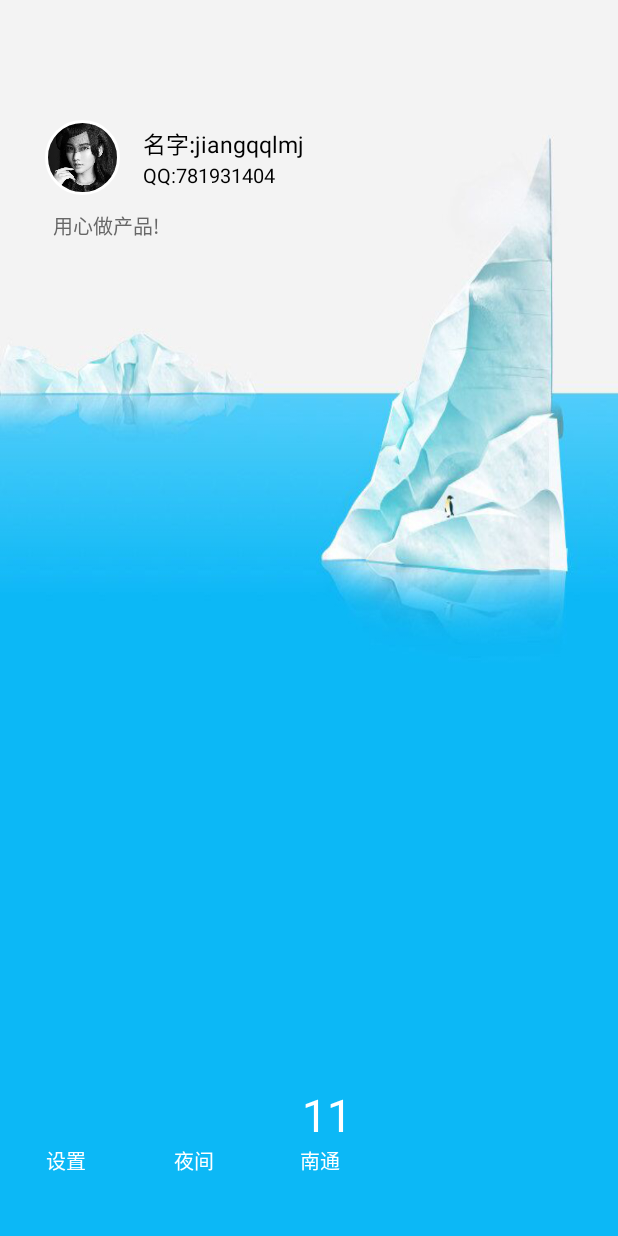
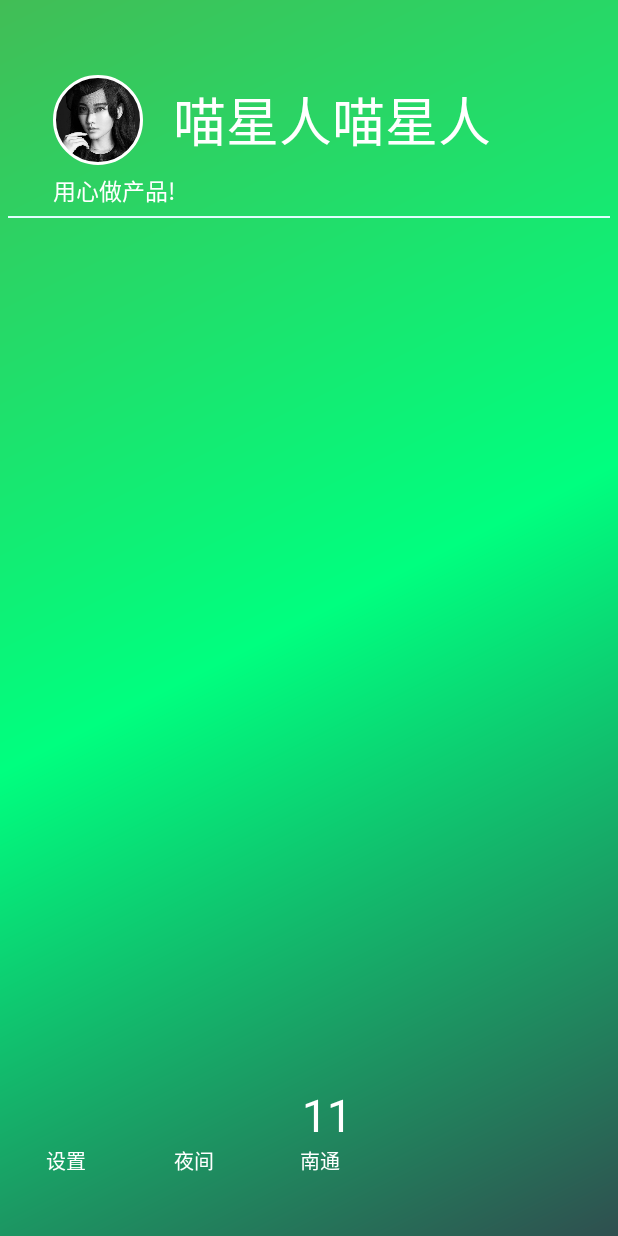
Before and after one commit to BoleSky/android_mvp_framework, an Android app: the layout left_main_view_layout.xml on its own in the app's theme, with its tools: preview values and no code run, on a phone screen of 412 x 824 dp. Run offline under Robolectric (Android 15) with nearby library versions, the phone set to English and light mode, and no system bars.

Commit message:
修改左侧布局

```diff
--- a/app/src/main/java/com/bolesky/base/utils/StatusBarCompat.java
+++ b/app/src/main/java/com/bolesky/base/utils/StatusBarCompat.java
@@ -19,6 +19,8 @@ import com.bolesky.base.R;
 public class StatusBarCompat {
     private static final int INVALID_VAL = -1;
     private static final int COLOR_DEFAULT = Color.parseColor("#20000000");
+
+
     @TargetApi(Build.VERSION_CODES.LOLLIPOP)
     public static void compat(Activity activity, int statusColor) {
 
--- /dev/null
+++ b/app/src/main/res/drawable/left_layout_background.xml
@@ -0,0 +1,8 @@
+<?xml version="1.0" encoding="utf-8"?>
+<shape xmlns:android="http://schemas.android.com/apk/res/android">
+    <gradient
+        android:angle="315"
+        android:centerColor="@color/spring_green"
+        android:endColor="@color/dark_slate_gray"
+        android:startColor="@color/themeColor"/>
+</shape>
--- a/app/src/main/res/layout/common_toolbar.xml
+++ b/app/src/main/res/layout/common_toolbar.xml
@@ -10,5 +10,4 @@
         android:background="@color/themeColor"
         android:fitsSystemWindows="true"
         android:minHeight="?attr/actionBarSize"/>
-    <!--android:theme="@style/Theme.ToolBar.Menu"-->
 </merge>
--- a/app/src/main/res/layout/left_main_view_layout.xml
+++ b/app/src/main/res/layout/left_main_view_layout.xml
@@ -2,95 +2,66 @@
                 xmlns:app="http://schemas.android.com/apk/res-auto"
                 android:layout_width="match_parent"
                 android:layout_height="match_parent"
-    android:background="@drawable/sidebar_bg"
-    android:paddingTop="70dp">
+                android:background="@drawable/left_layout_background"
+                android:paddingTop="50dp">
+    <!--头像，昵称信息-->
+    <LinearLayout
+        android:id="@+id/ll_information"
+        android:layout_width="match_parent"
+        android:layout_height="wrap_content"
+        android:orientation="vertical">
 
         <LinearLayout
-        android:id="@+id/ll1"
-        android:layout_width="fill_parent"
-        android:layout_height="wrap_content"
-        android:orientation="vertical"
-        android:paddingLeft="30dp">
-        <!--头像，昵称信息-->
-        <LinearLayout
-            android:layout_width="match_parent"
-            android:layout_height="70dp"
+            style="@style/ll_personalInformation"
             android:gravity="center_vertical"
             android:orientation="horizontal">
-
+            <!--头像-->
             <com.bolesky.base.widget.circleimageview.CircleImageView
                 android:id="@+id/iv_bottom"
-                android:layout_width="50dp"
-                android:layout_height="50dp"
+                android:layout_width="@dimen/image_width_60dp"
+                android:layout_height="@dimen/image_height_60dp"
                 android:src="@drawable/small"
-                app:border_color="@android:color/white"
-                app:border_width="2dp" />
-
-
-            <LinearLayout
-                android:layout_width="fill_parent"
-                android:layout_height="wrap_content"
-                android:layout_gravity="center_vertical"
-                android:gravity="center_vertical"
-                android:orientation="vertical">
-
-                <RelativeLayout
-                    android:layout_width="fill_parent"
-                    android:layout_height="wrap_content">
-
+                app:border_color="@color/white"
+                app:border_width="2dp"/>
+            <!--昵称-->
             <TextView
                 android:layout_width="wrap_content"
                 android:layout_height="wrap_content"
-                        android:layout_centerVertical="true"
-                        android:layout_marginLeft="15dp"
-                        android:text="名字:jiangqqlmj"
-                        android:textColor="@android:color/black"
-                        android:textSize="15sp" />
-                </RelativeLayout>
+                android:layout_marginLeft="@dimen/margin_20dp"
+                android:layout_marginRight="@dimen/margin_20dp"
+                android:ellipsize="end"
+                android:maxLength="6"
+                android:maxLines="1"
+                android:text="喵星人喵星人"
+                android:textColor="@color/white"
+                android:textSize="@dimen/fontSize_35sp"/>
 
-                <TextView
-                    android:layout_width="wrap_content"
-                    android:layout_height="wrap_content"
-                    android:layout_gravity="center_vertical"
-                    android:layout_marginLeft="15dp"
-                    android:text="QQ:781931404"
-                    android:textColor="@android:color/black"
-                    android:textSize="13sp" />
-            </LinearLayout>
         </LinearLayout>
 
         <LinearLayout
-            android:layout_width="fill_parent"
-            android:layout_height="wrap_content"
-            android:gravity="center_vertical"
-            android:orientation="horizontal">
-
+            style="@style/ll_personalInformation">
 
             <TextView
-                android:layout_width="fill_parent"
+                android:layout_width="match_parent"
                 android:layout_height="wrap_content"
-                android:layout_marginLeft="5dp"
+                android:layout_marginBottom="@dimen/margin_5dp"
+                android:layout_marginTop="@dimen/margin_5dp"
+                android:ellipsize="end"
+                android:maxLength="20"
+                android:maxLines="1"
                 android:text="用心做产品!"
-                android:textColor="#676767"
-                android:textSize="13sp" />
+                android:textColor="@color/white"
+                android:textSize="@dimen/fontSize_15sp"/>
         </LinearLayout>
     </LinearLayout>
+    <!--分隔线-->
+    <LinearLayout
+        style="@style/dividerLine"
+        android:layout_below="@id/ll_information"/>
 
     <!--底部功能条-->
+    <!--中间列表-->
+
     <include
-        android:id="@+id/bottom_view"
-        layout="@layout/left_view_bottom_layout" />
-    <!--中间列表-->
-    <ListView
-        android:id="@+id/lv"
-        android:layout_width="match_parent"
-        android:layout_height="wrap_content"
-        android:layout_above="@id/bottom_view"
-        android:layout_below="@id/ll1"
-        android:layout_marginBottom="30dp"
-        android:layout_marginTop="70dp"
-        android:cacheColorHint="#00000000"
-        android:divider="@null"
-        android:scrollbars="none"
-        android:textColor="#ffffff" />
+        layout="@layout/left_view_bottom_layout"/>
 </RelativeLayout>
--- a/app/src/main/res/values/dimens.xml
+++ b/app/src/main/res/values/dimens.xml
@@ -1,11 +1,23 @@
 <resources>
     <!-- Default screen margins, per the Android Design guidelines. -->
+    <dimen name="layout_height_1dp">1dp</dimen>
+    <dimen name="padding_10dp">10dp</dimen>
+
+    <dimen name="layout_width_25dp">25dp</dimen>
+    <dimen name="layout_height_25dp">25dp</dimen>
+    <!--Margin-->
+    <dimen name="margin_3dp">3dp</dimen>
+    <dimen name="margin_5dp">5dp</dimen>
+    <dimen name="margin_20dp">20dp</dimen>
+    <dimen name="margin_25dp">25dp</dimen>
+    <dimen name="margin_35dp">35dp</dimen>
     <dimen name="activity_horizontal_margin">16dp</dimen>
     <dimen name="activity_vertical_margin">16dp</dimen>
-    <dimen name="padding_10dp">10dp</dimen>
-    <dimen name="layout_width_25dp">25dp</dimen>
-    <dimen name="layout_height_25dp">25dp</dimen>
-    <dimen name="margin_5dp">5dp</dimen>
-    <dimen name="margin_3dp">3dp</dimen>
+    <!--FontSize-->
     <dimen name="fontSize_11sp">11sp</dimen>
+    <dimen name="fontSize_15sp">15sp</dimen>
+    <dimen name="fontSize_35sp">35sp</dimen>
+    <!---->
+    <dimen name="image_width_60dp">60dp</dimen>
+    <dimen name="image_height_60dp">60dp</dimen>
 </resources>
--- a/app/src/main/res/values/styles.xml
+++ b/app/src/main/res/values/styles.xml
@@ -18,13 +18,25 @@
 
     </style>
 
-    <style name="AppTheme.NoActionBar.FullScreen" parent="AppTheme.NoActionBar">
-        <item name="android:windowFullscreen">true</item>
-        <item name="android:windowContentOverlay">@null</item>
-    </style>
 
     <style name="Theme.ToolBar" parent="AppTheme">
         <item name="android:windowTranslucentStatus">false</item>
         <item name="android:windowTranslucentNavigation">true</item>
     </style>
+
+
+    <style name="ll_personalInformation">
+        <item name="android:layout_width">match_parent</item>
+        <item name="android:layout_height">wrap_content</item>
+        <item name="android:layout_marginLeft">@dimen/margin_35dp</item>
+        <item name="android:layout_marginRight">@dimen/margin_35dp</item>
+    </style>
+
+    <style name="dividerLine">
+        <item name="android:layout_width">match_parent</item>
+        <item name="android:layout_height">@dimen/layout_height_1dp</item>
+        <item name="android:layout_marginLeft">@dimen/margin_5dp</item>
+        <item name="android:layout_marginRight">@dimen/margin_5dp</item>
+        <item name="android:background">@color/light_cyan</item>
+    </style>
 </resources>
--- a/progressLibrary/src/main/java/com/progresslibrary/CustomDialog.java
+++ b/progressLibrary/src/main/java/com/progresslibrary/CustomDialog.java
@@ -6,9 +6,6 @@ import android.content.Context;
 import android.view.View;
 import android.view.ViewGroup;
 
-/**
- * Created by qzsang on 2016/8/16.
- */
 
 public class CustomDialog extends Dialog {
 
@@ -20,7 +17,7 @@ public class CustomDialog extends Dialog {
         super(context, themeResId);
     }
 
-    protected CustomDialog(Context context, boolean cancelable, OnCancelListener cancelListener) {
+    public CustomDialog(Context context, boolean cancelable, OnCancelListener cancelListener) {
         super(context, cancelable, cancelListener);
     }
 
--- a/progressLibrary/src/main/res/values/colors.xml
+++ b/progressLibrary/src/main/res/values/colors.xml
@@ -1,5 +1,5 @@
 <?xml version="1.0" encoding="utf-8"?>
 <resources>
-    <color name="progress_left_color">#3F51B5</color>
+    <color name="progress_left_color">#42bd56</color>
     <color name="progress_right_color">#95a5a6</color>
 </resources>
```
Also changed, not shown: app/src/main/res/values/colors.xml (+96 -93 lines). Lines whose indentation alone changed are shown as unchanged.
